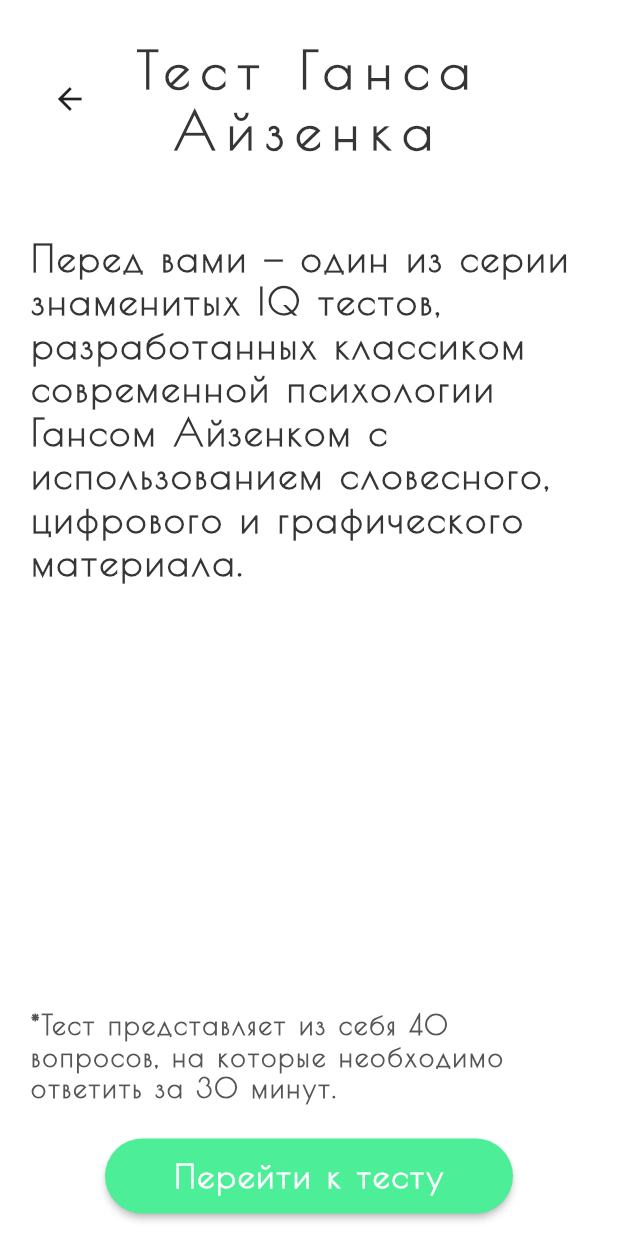
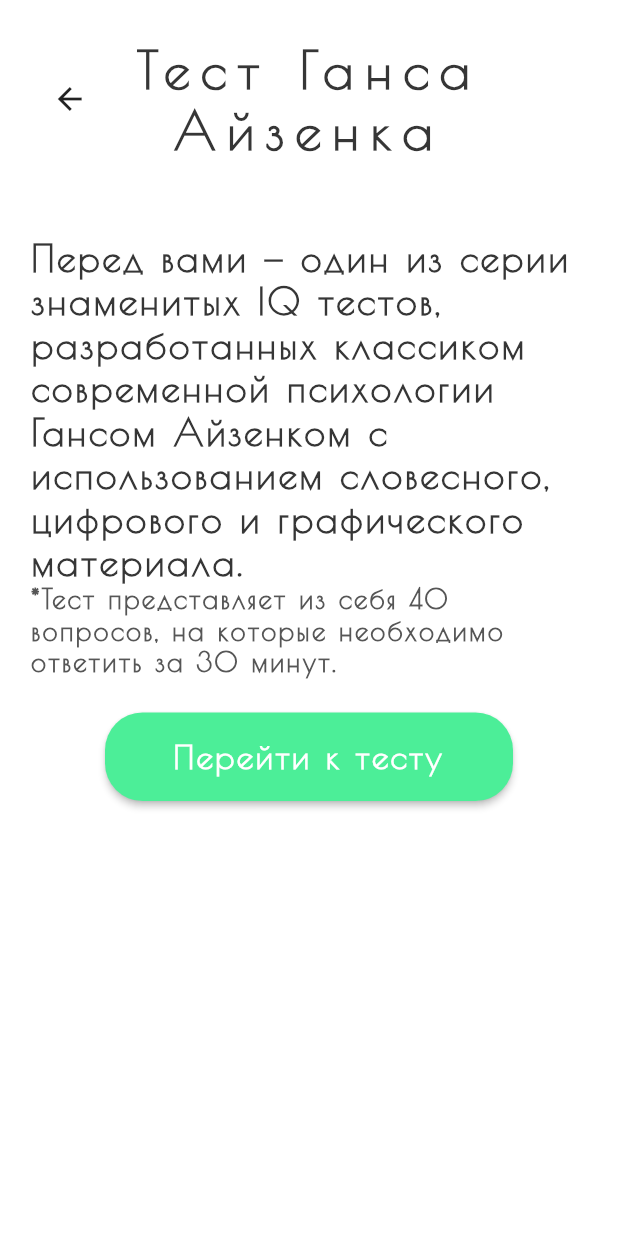
Before and after one commit to DavidBeppiev/iq-test, a Flutter app: the screen it shows after launch, after a tap on "Далее", on a phone screen of 412 x 824 dp. Run offline on Flutter 3.47's test engine with Material 2 defaults, Android fonts, the phone set to English and light mode, and no system bars.

Commit message:
=== FIX === 1) fix some sizes and layout

```diff
--- a/lib/main.dart
+++ b/lib/main.dart
@@ -12,6 +12,7 @@ class MyApp extends StatelessWidget {
   @override
   Widget build(BuildContext context) {
     return MaterialApp(
+      debugShowCheckedModeBanner: false,
       theme: ThemeData(
         scaffoldBackgroundColor: MyColors.backgroundColor,
       ),
--- a/lib/ui/pages/tests_description_page.dart
+++ b/lib/ui/pages/tests_description_page.dart
@@ -9,7 +9,8 @@ class TestsDescriptionPage extends StatelessWidget {
   @override
   Widget build(BuildContext context) {
     return Scaffold(
-        body: SafeArea(
+        body: SingleChildScrollView(
+          child: SafeArea(
       child: Center(
           child: Padding(
             padding: const EdgeInsets.only(top: 25.0, right: 20.0, left: 20.0),
@@ -20,7 +21,7 @@ class TestsDescriptionPage extends StatelessWidget {
                   children: [
                     Row(
                       children: [
-                      Expanded(child: IconButton(onPressed: () => Navigator.pop(context), icon: Icon(Icons.arrow_back))),
+                        Expanded(child: IconButton(onPressed: () => Navigator.pop(context), icon: const Icon(Icons.arrow_back))),
                         const Expanded(
                           flex: 5,
                           child: Text(
@@ -55,6 +56,7 @@ class TestsDescriptionPage extends StatelessWidget {
             ),
           ),
       ),
+    ),
         ));
   }
 }
--- a/lib/ui/widgets/custom_button.dart
+++ b/lib/ui/widgets/custom_button.dart
@@ -6,7 +6,7 @@ Widget CustomButton(String text, Function() fun) {
    return Container(
      margin: const EdgeInsets.symmetric(horizontal: 50.0, vertical: 15.0),
      width: double.infinity,
-     height: 50.0,
+     height: 59.0,
      child: ElevatedButton(
          style: ButtonStyle(
              backgroundColor: MaterialStateProperty.all(MyColors.secondaryColor),
@@ -18,6 +18,7 @@ Widget CustomButton(String text, Function() fun) {
          child: Text(
            text,
            style: MyStyles.ts_FS22_FWbold_CWhite_LS1_FFPoiretOne,
+           textAlign: TextAlign.center,
          )),
    );
 }
```
Also changed, not shown: pubspec.lock. Lines whose indentation alone changed are shown as unchanged.
